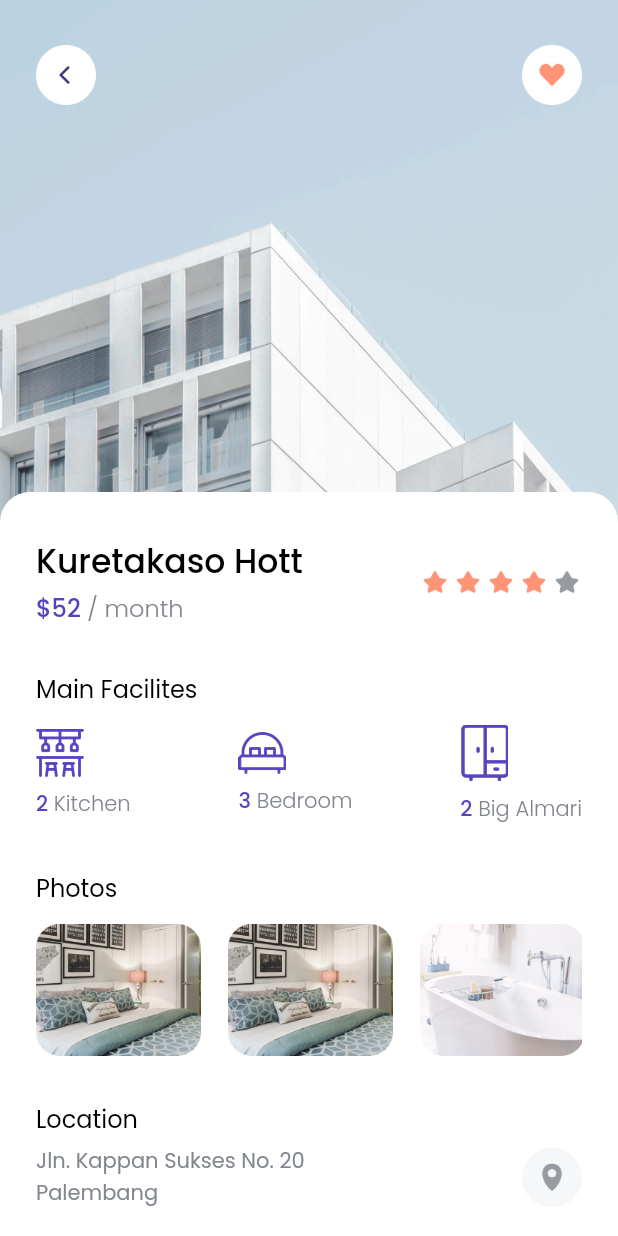
After one commit to kevinrisqi/flutter-find-house, a Flutter app: the DetailPage screen opened directly, on a phone screen of 412 x 824 dp. The commit adds this screen. Run offline on Flutter 3.47's test engine with Material 2 defaults, Android fonts, the phone set to English and light mode, and no system bars; our stand-ins replace google_fonts.

Commit message:
Complete Detail Page

```diff
--- /dev/null
+++ b/lib/pages/detail_page.dart
@@ -0,0 +1,311 @@
+import 'package:flutter/material.dart';
+import 'package:flutter_find_house/themes.dart';
+import 'package:flutter_find_house/widgets/facility_item.dart';
+
+class DetailPage extends StatelessWidget {
+  const DetailPage({Key? key}) : super(key: key);
+
+  @override
+  Widget build(BuildContext context) {
+    return Scaffold(
+      backgroundColor: whiteColor,
+      body: SafeArea(
+        child: Stack(
+          children: [
+            Image.asset(
+              'assets/thumnail.png',
+              width: MediaQuery.of(context).size.width,
+              height: 350,
+              fit: BoxFit.cover,
+            ),
+            ListView(
+              children: [
+                SizedBox(
+                  height: 328,
+                ),
+                Container(
+                  width: MediaQuery.of(context).size.width,
+                  decoration: BoxDecoration(
+                    color: whiteColor,
+                    borderRadius: BorderRadius.vertical(
+                      top: Radius.circular(20),
+                    ),
+                  ),
+                  child: Padding(
+                    padding: EdgeInsets.symmetric(
+                      vertical: 30,
+                      horizontal: 24,
+                    ),
+                    child: Column(
+                      crossAxisAlignment: CrossAxisAlignment.start,
+                      children: [
+                        Row(
+                          mainAxisAlignment: MainAxisAlignment.spaceBetween,
+                          children: [
+                            Column(
+                              crossAxisAlignment: CrossAxisAlignment.start,
+                              children: [
+                                Text(
+                                  'Kuretakaso Hott',
+                                  style: blackTextStyle.copyWith(
+                                    fontSize: 22,
+                                  ),
+                                ),
+                                SizedBox(
+                                  height: 2,
+                                ),
+                                Text.rich(
+                                  TextSpan(
+                                    text: '\$52',
+                                    style: purpleTextStyle.copyWith(
+                                      fontSize: 16,
+                                    ),
+                                    children: [
+                                      TextSpan(
+                                        text: ' / month',
+                                        style: greyTextStyle.copyWith(
+                                          fontSize: 16,
+                                        ),
+                                      ),
+                                    ],
+                                  ),
+                                ),
+                              ],
+                            ),
+                            Row(
+                              children: [
+                                Image.asset(
+                                  'assets/icon_star.png',
+                                  width: 20,
+                                ),
+                                SizedBox(
+                                  width: 2,
+                                ),
+                                Image.asset(
+                                  'assets/icon_star.png',
+                                  width: 20,
+                                ),
+                                SizedBox(
+                                  width: 2,
+                                ),
+                                Image.asset(
+                                  'assets/icon_star.png',
+                                  width: 20,
+                                ),
+                                SizedBox(
+                                  width: 2,
+                                ),
+                                Image.asset(
+                                  'assets/icon_star.png',
+                                  width: 20,
+                                ),
+                                SizedBox(
+                                  width: 2,
+                                ),
+                                Image.asset(
+                                  'assets/icon_star.png',
+                                  width: 20,
+                                  color: Color(0xff989BA1),
+                                ),
+                              ],
+                            ),
+                          ],
+                        ),
+                        SizedBox(
+                          height: 30,
+                        ),
+                        Text(
+                          'Main Facilites',
+                          style: regularTextStyle.copyWith(fontSize: 16),
+                        ),
+                        SizedBox(
+                          height: 12,
+                        ),
+                        Row(
+                          mainAxisAlignment: MainAxisAlignment.spaceBetween,
+                          children: [
+                            FacilityItem(
+                              imageUrl: 'assets/icon_kitchen.png',
+                              name: 'Kitchen',
+                              total: 2,
+                            ),
+                            FacilityItem(
+                              imageUrl: 'assets/icon_bedroom.png',
+                              name: 'Bedroom',
+                              total: 3,
+                            ),
+                            FacilityItem(
+                              imageUrl: 'assets/icon_cupboard.png',
+                              name: 'Big Almari',
+                              total: 2,
+                            ),
+                          ],
+                        ),
+                        SizedBox(
+                          height: 30,
+                        ),
+                        Text(
+                          'Photos',
+                          style: regularTextStyle.copyWith(
+                            fontSize: 16,
+                          ),
+                        ),
+                        SizedBox(
+                          height: 12,
+                        ),
+                        Container(
+                          height: 88,
+                          child: ListView(
+                            scrollDirection: Axis.horizontal,
+                            children: [
+                              Image.asset(
+                                'assets/image_photo1.png',
+                                width: 110,
+                                height: 88,
+                                fit: BoxFit.cover,
+                              ),
+                              SizedBox(
+                                width: 18,
+                              ),
+                              Image.asset(
+                                'assets/image_photo1.png',
+                                width: 110,
+                                height: 88,
+                                fit: BoxFit.cover,
+                              ),
+                              SizedBox(
+                                width: 18,
+                              ),
+                              Image.asset(
+                                'assets/image_photo2.png',
+                                width: 110,
+                                height: 88,
+                                fit: BoxFit.cover,
+                              ),
+                              SizedBox(
+                                width: 18,
+                              ),
+                              Image.asset(
+                                'assets/image_photo3.png',
+                                width: 110,
+                                height: 88,
+                                fit: BoxFit.cover,
+                              ),
+                              SizedBox(
+                                width: 18,
+                              ),
+                            ],
+                          ),
+                        ),
+                        SizedBox(
+                          height: 30,
+                        ),
+                        Text(
+                          'Location',
+                          style: regularTextStyle.copyWith(
+                            fontSize: 16,
+                          ),
+                        ),
+                        SizedBox(
+                          height: 6,
+                        ),
+                        Row(
+                          mainAxisAlignment: MainAxisAlignment.spaceBetween,
+                          children: [
+                            Column(
+                              crossAxisAlignment: CrossAxisAlignment.start,
+                              children: [
+                                Text(
+                                  'Jln. Kappan Sukses No. 20',
+                                  style: regularTextStyle.copyWith(
+                                    fontSize: 14,
+                                    color: greyColor,
+                                  ),
+                                ),
+                                Text(
+                                  'Palembang',
+                                  style: regularTextStyle.copyWith(
+                                    fontSize: 14,
+                                    color: greyColor,
+                                  ),
+                                ),
+                              ],
+                            ),
+                            InkWell(
+                              onTap: () {},
+                              child: Container(
+                                width: 40,
+                                height: 40,
+                                decoration: BoxDecoration(
+                                  image: DecorationImage(
+                                    image: AssetImage(
+                                      'assets/button_navigation.png',
+                                    ),
+                                  ),
+                                ),
+                              ),
+                            )
+                          ],
+                        ),
+                        SizedBox(
+                          height: 40,
+                        ),
+                        Container(
+                          width: MediaQuery.of(context).size.width,
+                          height: 50,
+                          child: ElevatedButton(
+                            style: ElevatedButton.styleFrom(
+                              shape: RoundedRectangleBorder(
+                                borderRadius: BorderRadius.circular(17),
+                              ),
+                              primary: purpleColor,
+                            ),
+                            onPressed: () {},
+                            child: Center(
+                              child: Text(
+                                'Book Now',
+                                style: whiteTextStyle.copyWith(
+                                  fontSize: 18,
+                                ),
+                              ),
+                            ),
+                          ),
+                        ),
+                      ],
+                    ),
+                  ),
+                ),
+              ],
+            ),
+            Padding(
+              padding: EdgeInsets.symmetric(
+                horizontal: 24,
+                vertical: 30,
+              ),
+              child: Row(
+                mainAxisAlignment: MainAxisAlignment.spaceBetween,
+                children: [
+                  InkWell(
+                    onTap: () {
+                      Navigator.pop(context);
+                    },
+                    child: Image.asset(
+                      'assets/button_back.png',
+                      width: 40,
+                      height: 40,
+                    ),
+                  ),
+                  Image.asset(
+                    'assets/button_wishlist.png',
+                    width: 40,
+                    height: 40,
+                  ),
+                ],
+              ),
+            ),
+          ],
+        ),
+      ),
+    );
+  }
+}
--- a/lib/pages/home_page.dart
+++ b/lib/pages/home_page.dart
@@ -14,6 +14,7 @@ class HomePage extends StatelessWidget {
   @override
   Widget build(BuildContext context) {
     return Scaffold(
+      backgroundColor: whiteColor,
       body: SafeArea(
         child: Padding(
           padding: EdgeInsets.symmetric(
--- a/lib/pages/splash_page.dart
+++ b/lib/pages/splash_page.dart
@@ -8,6 +8,7 @@ class SplashPage extends StatelessWidget {
   @override
   Widget build(BuildContext context) {
     return Scaffold(
+      backgroundColor: whiteColor,
       body: SafeArea(
         child: Stack(
           children: [
--- /dev/null
+++ b/lib/widgets/facility_item.dart
@@ -0,0 +1,46 @@
+import 'package:flutter/material.dart';
+import 'package:flutter_find_house/themes.dart';
+
+class FacilityItem extends StatelessWidget {
+  final String name;
+  final String imageUrl;
+  final int total;
+
+  FacilityItem({
+    required this.name,
+    required this.imageUrl,
+    required this.total,
+  });
+
+  @override
+  Widget build(BuildContext context) {
+    return Column(
+      crossAxisAlignment: CrossAxisAlignment.start,
+      children: [
+        Image.asset(
+          imageUrl,
+          width: 32,
+        ),
+        SizedBox(
+          height: 8,
+        ),
+        Text.rich(
+          TextSpan(
+            text: total.toString(),
+            style: purpleTextStyle.copyWith(
+              fontSize: 14,
+            ),
+            children: [
+              TextSpan(
+                text: ' ' + name,
+                style: greyTextStyle.copyWith(
+                  fontSize: 14,
+                ),
+              )
+            ],
+          ),
+        ),
+      ],
+    );
+  }
+}
--- a/lib/widgets/space_card.dart
+++ b/lib/widgets/space_card.dart
@@ -1,5 +1,6 @@
 import 'package:flutter/material.dart';
 import 'package:flutter_find_house/models/space.dart';
+import 'package:flutter_find_house/pages/detail_page.dart';
 import 'package:flutter_find_house/themes.dart';
 
 class SpaceCard extends StatelessWidget {
@@ -9,7 +10,16 @@ class SpaceCard extends StatelessWidget {
 
   @override
   Widget build(BuildContext context) {
-    return Row(
+    return InkWell(
+      onTap: () {
+        Navigator.push(
+          context,
+          MaterialPageRoute(
+            builder: (context) => DetailPage(),
+          ),
+        );
+      },
+      child: Row(
         children: [
           ClipRRect(
             borderRadius: BorderRadius.circular(18),
@@ -100,6 +110,7 @@ class SpaceCard extends StatelessWidget {
             ],
           )
         ],
+      ),
     );
   }
 }
```
Also changed, not shown: assets/thumnail.png (added). Lines whose indentation alone changed are shown as unchanged.
